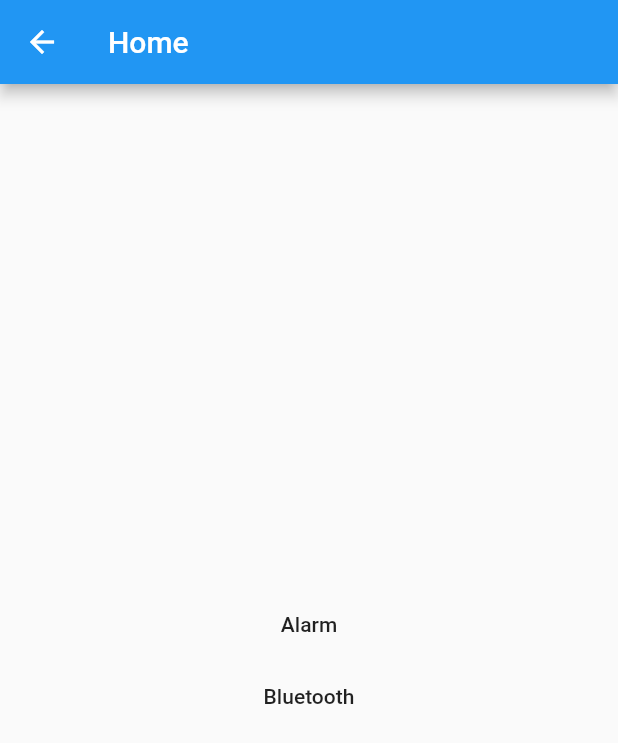
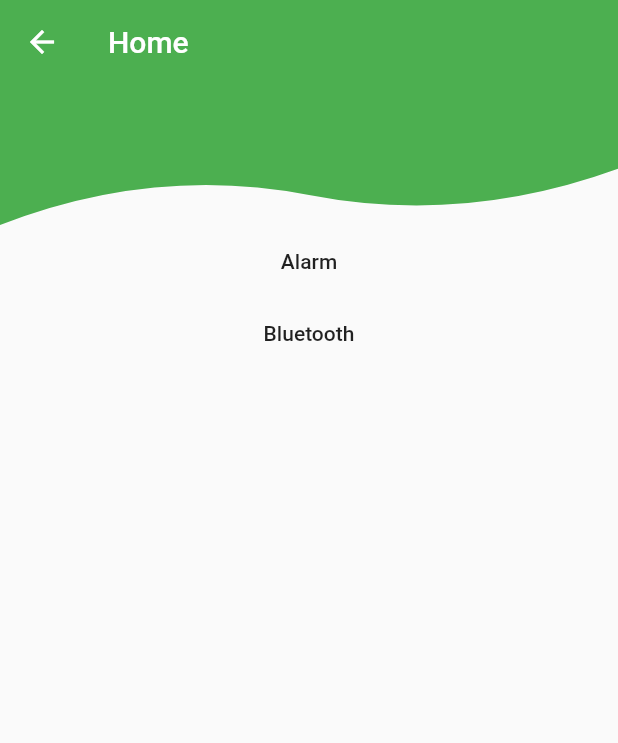
Before and after one commit to mextenderr/Team-2-De-Nachtwacht, a Flutter app: the MyHomePage screen opened by its route, on a phone screen of 412 x 824 dp. Shown: the top 743 px of the screen. Run offline on Flutter 3.47's test engine with Material 2 defaults, Android fonts, the light colour scheme and no system bars; our stand-ins replace flutter_bluetooth_serial, shared_preferences; accounts and stored records are empty.

Commit message:
changed file structure added some layout

```diff
--- a/flutterApp/flutter_app/lib/bluetooth.dart
+++ b/flutterApp/flutter_app/lib/bluetooth.dart
@@ -3,7 +3,8 @@ import 'dart:async';
 import 'package:flutter/material.dart';
 import 'package:flutter_app/BackgroundCollectedPage.dart';
 import 'package:flutter_app/BackgroundCollectingTask.dart';
-import 'package:flutter_app/SelectBondedDevicePage.dart';
+
+import 'package:flutter_app/pages/SelectBondedDevicePage.dart';
 import 'package:flutter_bluetooth_serial/flutter_bluetooth_serial.dart';
 import 'package:scoped_model/scoped_model.dart';
 
--- /dev/null
+++ b/flutterApp/flutter_app/lib/helpers/LinePath.dart
@@ -0,0 +1,32 @@
+import 'package:flutter/cupertino.dart';
+
+class LinePath extends CustomClipper<Path>{
+  @override
+  Path getClip(Size size) {
+    // TODO: implement getClip
+    var path = Path();
+    path.lineTo(0.0, size.height);
+    var firstEndPoint = Offset(size.width/2 ,size.height-20);
+    var firstControlPoint = Offset(size.width/4 , size.height-40);
+    path.quadraticBezierTo(firstControlPoint.dx, firstControlPoint.dy,
+     firstEndPoint.dx, firstEndPoint.dy);
+    var secondEndPoint = Offset(size.width, size.height/4 * 3);
+    var secondControlPoint = Offset(size.width/4 * 3, size.height);
+    path.quadraticBezierTo(secondControlPoint.dx, secondControlPoint.dy,
+     secondEndPoint.dx, secondEndPoint.dy);
+
+
+    path.lineTo(size.width, size.height/2);
+    path.lineTo(size.width, 0.0);
+    path.close();
+
+    return path;
+  }
+
+  @override
+  bool shouldReclip(CustomClipper<Path> oldClipper) {
+    // TODO: implement shouldReclip
+    return false;
+  }
+
+}
--- a/flutterApp/flutter_app/lib/main.dart
+++ b/flutterApp/flutter_app/lib/main.dart
@@ -1,8 +1,11 @@
 import 'package:flutter/material.dart';
 import 'package:flutter_app/alarm.dart';
 import 'package:flutter_app/bluetooth.dart';
-import 'package:flutter_app/login_page.dart';
-import 'package:flutter_app/register_page.dart';
+
+import 'package:flutter_app/pages/homePage.dart';
+import 'package:flutter_app/pages/login_page.dart';
+import 'package:flutter_app/pages/register_page.dart';
+
 import 'package:http/http.dart' as http;
 
 void main() => runApp(
@@ -35,94 +38,3 @@ class MyApp extends StatelessWidget {
     );
   }
 }
-
-class MyHomePage extends StatefulWidget {
-
-
-  @override
-  _MyHomePageState createState() => _MyHomePageState();
-}
-
-class _MyHomePageState extends State<MyHomePage> {
-
-  bool waiting = false;
-  String _response = "";
-  void _toInlogPage() {
-    Navigator.push(context, MaterialPageRoute(builder: (context) => LoginPage()),);
-  }
-
-  void _toBluetoothPage() {
-    Navigator.push(context,  MaterialPageRoute(builder: (context) => Bluetooth()),);
-
-  }
-
-   void _toAlarmPage() {
-    Navigator.push(context,  MaterialPageRoute(builder: (context) => Alarm()),);
-
-  }
-
-  void _sendRequest(){
-    setState(() {
-      waiting = true;
-    });
-    _request().then((value){
-      setState(() {
-        waiting = false;
-        _response = value;
-      });
-    });
-  }
-
-  Future<String> _request() async{
-
-    final response = await http.get("http://127.0.0.1:5001/true");
-    return response.body;
-  }
-
-
-
-
-  @override
-  Widget build(BuildContext context) {
-    // This method is rerun every time setState is called, for instance as done
-    // by the _incrementCounter method above.
-    //
-    // The Flutter framework has been optimized to make rerunning build methods
-    // fast, so that you can just rebuild anything that needs updating rather
-    // than having to individually change instances of widgets.
-    return Scaffold(
-      appBar: AppBar(
-        // Here we take the value from the MyHomePage object that was created by
-        // the App.build method, and use it to set our appbar title.
-        title: Text("Home"),
-      ),
-      body: Center(
-        // Center is a layout widget. It takes a single child and positions it
-        // in the middle of the parent.
-        child: Column(
-          // Column is also a layout widget. It takes a list of children and
-          // arranges them vertically. By default, it sizes itself to fit its
-          // children horizontally, and tries to be as tall as its parent.
-          //
-          // Invoke "debug painting" (press "p" in the console, choose the
-          // "Toggle Debug Paint" action from the Flutter Inspector in Android
-          // Studio, or the "Toggle Debug Paint" command in Visual Studio Code)
-          // to see the wireframe for each widget.
-          //
-          // Column has various properties to control how it sizes itself and
-          // how it positions its children. Here we use mainAxisAlignment to
-          // center the children vertically; the main axis here is the vertical
-          // axis because Columns are vertical (the cross axis would be
-          // horizontal).
-          mainAxisAlignment: MainAxisAlignment.center,
-          children: <Widget>[
-
-            FlatButton(onPressed: _toAlarmPage, child: Text("Alarm")),
-            FlatButton(onPressed: _toBluetoothPage, child: Text("Bluetooth")),
-
-          ],
-        ),
-      ),
-    );
-  }
-}
--- a/flutterApp/flutter_app/lib/SelectBondedDevicePage.dart
+++ b/flutterApp/flutter_app/lib/pages/SelectBondedDevicePage.dart
@@ -1,8 +1,10 @@
+
+
 import 'dart:async';
+
 import 'package:flutter/material.dart';
+import 'package:flutter_app/BluetoothDeviceListEntry.dart';
 import 'package:flutter_bluetooth_serial/flutter_bluetooth_serial.dart';
-
-import './BluetoothDeviceListEntry.dart';
 
 class SelectBondedDevicePage extends StatefulWidget {
   /// If true, on page start there is performed discovery upon the bonded devices.
--- /dev/null
+++ b/flutterApp/flutter_app/lib/pages/homePage.dart
@@ -0,0 +1,111 @@
+
+import 'package:flutter/material.dart';
+import 'package:flutter_app/alarm.dart';
+import 'package:flutter_app/bluetooth.dart';
+import 'package:flutter_app/helpers/LinePath.dart';
+import 'package:flutter_app/pages/login_page.dart';
+import 'package:http/http.dart' as http;
+class MyHomePage extends StatefulWidget {
+
+
+  @override
+  _MyHomePageState createState() => _MyHomePageState();
+}
+
+class _MyHomePageState extends State<MyHomePage> {
+
+  bool waiting = false;
+  String _response = "";
+  void _toInlogPage() {
+    Navigator.push(context, MaterialPageRoute(builder: (context) => LoginPage()),);
+  }
+
+  void _toBluetoothPage() {
+    Navigator.push(context,  MaterialPageRoute(builder: (context) => Bluetooth()),);
+
+  }
+
+   void _toAlarmPage() {
+    Navigator.push(context,  MaterialPageRoute(builder: (context) => Alarm()),);
+
+  }
+
+  void _sendRequest(){
+    setState(() {
+      waiting = true;
+    });
+    _request().then((value){
+      setState(() {
+        waiting = false;
+        _response = value;
+      });
+    });
+  }
+
+  Future<String> _request() async{
+
+    final response = await http.get("http://127.0.0.1:5001/true");
+    return response.body;
+  }
+
+
+
+
+  @override
+  Widget build(BuildContext context) {
+    // This method is rerun every time setState is called, for instance as done
+    // by the _incrementCounter method above.
+    //
+    // The Flutter framework has been optimized to make rerunning build methods
+    // fast, so that you can just rebuild anything that needs updating rather
+    // than having to individually change instances of widgets.
+    return Scaffold(
+      extendBodyBehindAppBar: true,
+      appBar: AppBar(
+        // Here we take the value from the MyHomePage object that was created by
+        // the App.build method, and use it to set our appbar title.
+        title: Text("Home"),
+        backgroundColor: Colors.transparent,
+        elevation: 0.0,
+      ),
+      body: Column(
+        children: <Widget>[
+          ClipPath(
+            clipper: LinePath(),
+            child: Container(
+              height: 150,
+              color: Colors.green
+            )
+          ),
+          Center(
+            // Center is a layout widget. It takes a single child and positions it
+            // in the middle of the parent.
+            child: Column(
+              // Column is also a layout widget. It takes a list of children and
+              // arranges them vertically. By default, it sizes itself to fit its
+              // children horizontally, and tries to be as tall as its parent.
+              //
+              // Invoke "debug painting" (press "p" in the console, choose the
+              // "Toggle Debug Paint" action from the Flutter Inspector in Android
+              // Studio, or the "Toggle Debug Paint" command in Visual Studio Code)
+              // to see the wireframe for each widget.
+              //
+              // Column has various properties to control how it sizes itself and
+              // how it positions its children. Here we use mainAxisAlignment to
+              // center the children vertically; the main axis here is the vertical
+              // axis because Columns are vertical (the cross axis would be
+              // horizontal).
+              mainAxisAlignment: MainAxisAlignment.center,
+              children: <Widget>[
+
+                FlatButton(onPressed: _toAlarmPage, child: Text("Alarm")),
+                FlatButton(onPressed: _toBluetoothPage, child: Text("Bluetooth")),
+
+              ],
+            ),
+          ),
+        ],
+      ),
+    );
+  }
+}
```
Also changed, not shown: flutterApp/flutter_app/lib/BackgroundCollectingTask.dart (+8 -2 lines), flutterApp/flutter_app/lib/pages/DiscoveryPage.dart (renamed from flutterApp/flutter_app/lib/DiscoveryPage.dart, +5 -2 lines), flutterApp/flutter_app/lib/pages/login_page.dart (renamed from flutterApp/flutter_app/lib/login_page.dart, +3 -6 lines), flutterApp/flutter_app/lib/pages/register_page.dart (renamed from flutterApp/flutter_app/lib/register_page.dart, +7 -6 lines), 2 other files.
